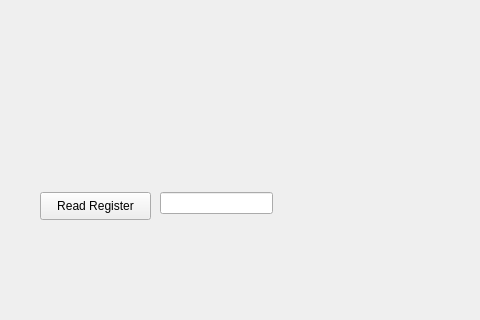
Ariel-Ohayon/FPGA-Implementation-of-MIPS-with-DSP-Peripherals, file MIPS 5 Stage Pipeline with Debugger/Debugger - python/gui_design.ui: the form before one commit; both pictures show x 0 to 480 and y 447 to 767 of the 863 by 767 pixel window.
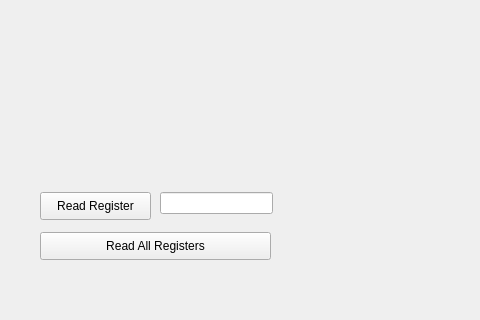
The form after the commit.

Patch:
```diff
--- a/MIPS 5 Stage Pipeline with Debugger/Debugger - python/gui_design.ui
+++ b/MIPS 5 Stage Pipeline with Debugger/Debugger - python/gui_design.ui
@@ -584,6 +584,19 @@
      <string>Register 31:</string>
     </property>
    </widget>
+   <widget class="QPushButton" name="pushButton_Read_All_Registers">
+    <property name="geometry">
+     <rect>
+      <x>40</x>
+      <y>660</y>
+      <width>231</width>
+      <height>28</height>
+     </rect>
+    </property>
+    <property name="text">
+     <string>Read All Registers</string>
+    </property>
+   </widget>
   </widget>
   <widget class="QMenuBar" name="menubar">
    <property name="geometry">
```
